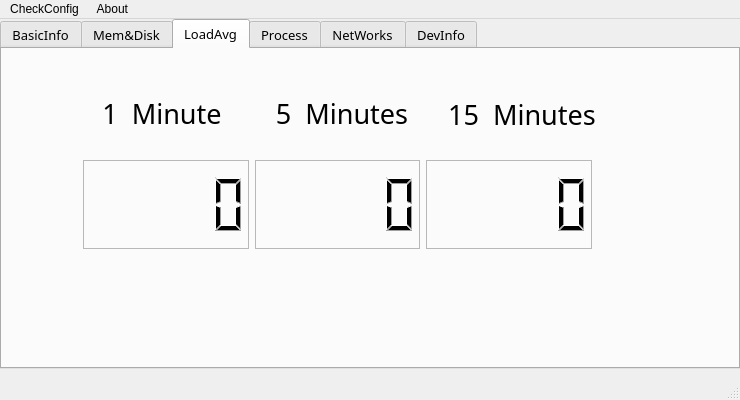
Before: the Qt Designer form other/mainwindow.ui in protoss-zealot/SystemInView, drawn with Qt 5.
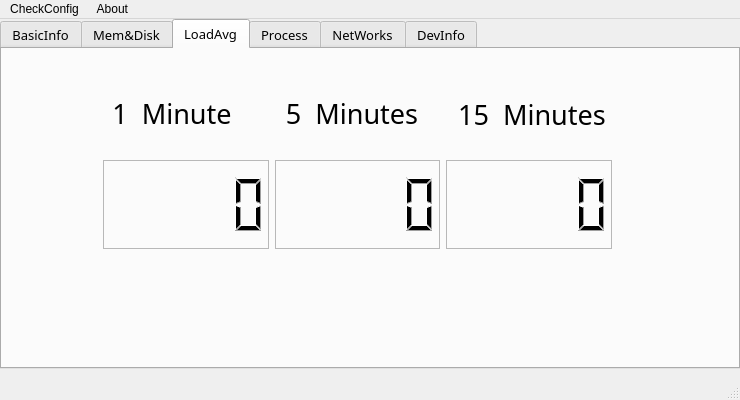
After: the same form once the commit is applied. The open tabs and pages were chosen to show the change. Icons and pictures are not drawn.

Commit message: A bug is fixed: ping_end button fixed.

```diff
--- a/other/mainwindow.ui
+++ b/other/mainwindow.ui
@@ -562,7 +562,7 @@
      <widget class="QLabel" name="label">
       <property name="geometry">
        <rect>
-        <x>80</x>
+        <x>90</x>
         <y>49</y>
         <width>160</width>
         <height>30</height>
@@ -584,7 +584,7 @@
      <widget class="QLabel" name="label_2">
       <property name="geometry">
        <rect>
-        <x>260</x>
+        <x>270</x>
         <y>49</y>
         <width>160</width>
         <height>30</height>
@@ -606,7 +606,7 @@
      <widget class="QLabel" name="label_3">
       <property name="geometry">
        <rect>
-        <x>440</x>
+        <x>450</x>
         <y>50</y>
         <width>160</width>
         <height>30</height>
@@ -628,7 +628,7 @@
      <widget class="QWidget" name="layoutWidget">
       <property name="geometry">
        <rect>
-        <x>70</x>
+        <x>90</x>
         <y>100</y>
         <width>531</width>
         <height>111</height>
@@ -637,6 +637,12 @@
       <layout class="QHBoxLayout" name="horizontalLayout">
        <item>
         <widget class="QLCDNumber" name="lcdNumber_2">
+         <property name="font">
+          <font>
+           <weight>75</weight>
+           <bold>true</bold>
+          </font>
+         </property>
          <property name="frameShape">
           <enum>QFrame::StyledPanel</enum>
          </property>
@@ -647,6 +653,12 @@
        </item>
        <item>
         <widget class="QLCDNumber" name="lcdNumber_3">
+         <property name="font">
+          <font>
+           <weight>75</weight>
+           <bold>true</bold>
+          </font>
+         </property>
          <property name="frameShape">
           <enum>QFrame::StyledPanel</enum>
          </property>
@@ -659,10 +671,10 @@
         <widget class="QLCDNumber" name="lcdNumber_1">
          <property name="font">
           <font>
-           <family>CM Roman</family>
-           <weight>50</weight>
+           <family>Sans Serif</family>
+           <weight>75</weight>
            <italic>false</italic>
-           <bold>false</bold>
+           <bold>true</bold>
           </font>
          </property>
          <property name="cursor">
```
Left out of the diff: 6 changed lines with no effect on the pictures. The commit also changes 5 other files.
